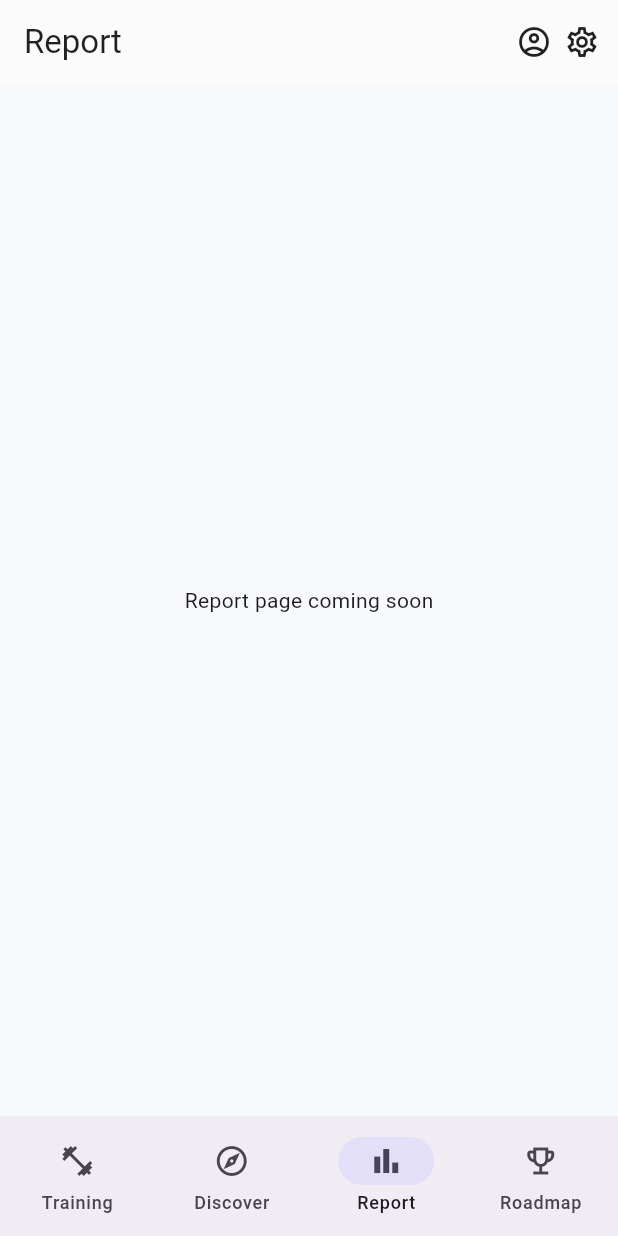
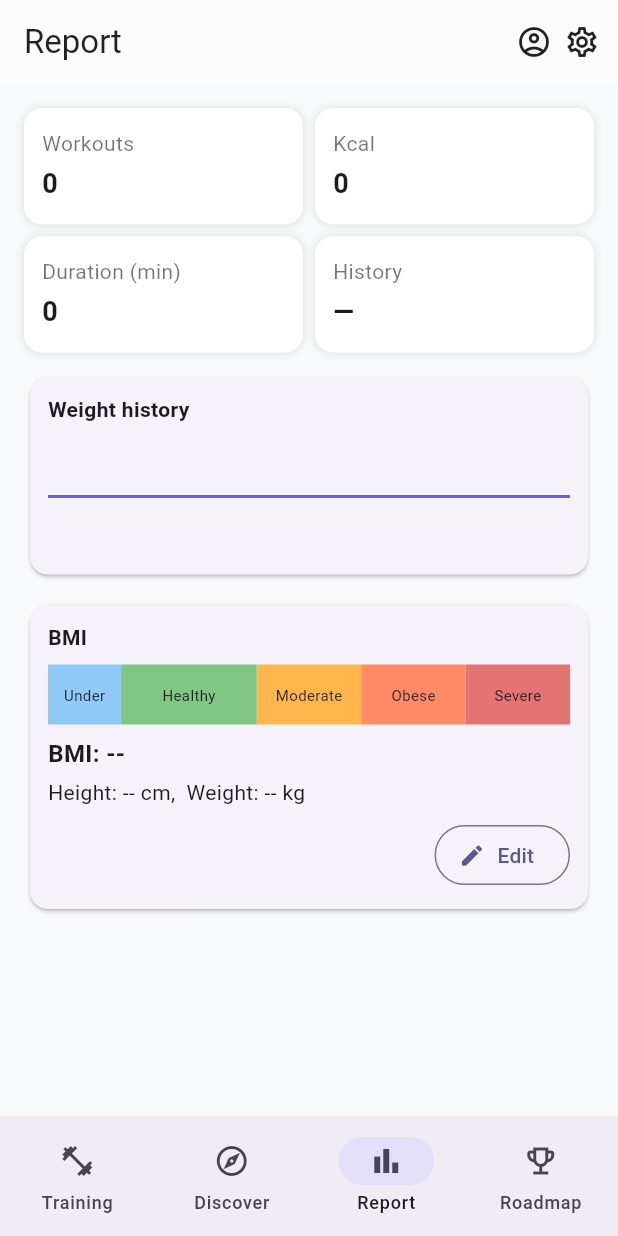
Before and after one commit to dharanikarthi/Talent-Track-Flutter, a Flutter app: the HomeShell screen opened directly, item 3 of the bottom bar chosen, on a phone screen of 412 x 824 dp. Run offline on Flutter 3.47's test engine with Material 3 defaults, Android fonts, the light colour scheme and no system bars; our stand-ins replace camera, flutter_riverpod, image_picker, video_player.

Commit message:
feat(report): Report screen with summary tiles, weight sparkline, accurate BMI scale (15-40), and edit flow requiring photo; seed weight history

```diff
--- /dev/null
+++ b/talent_track/lib/screens/report/report_screen.dart
@@ -0,0 +1,294 @@
+import 'package:flutter/material.dart';
+import 'package:flutter_riverpod/flutter_riverpod.dart';
+import 'package:image_picker/image_picker.dart';
+
+import '../../state/profile_provider.dart';
+import '../../state/weight_provider.dart';
+
+class ReportScreen extends ConsumerStatefulWidget {
+  const ReportScreen({super.key});
+  @override
+  ConsumerState<ReportScreen> createState() => _ReportScreenState();
+}
+
+class _ReportScreenState extends ConsumerState<ReportScreen> {
+  @override
+  void didChangeDependencies() {
+    super.didChangeDependencies();
+    final p = ref.read(profileProvider);
+    if (p?.weightKg != null) {
+      ref.read(weightHistoryProvider.notifier).seed(p!.weightKg!);
+    }
+  }
+
+  @override
+  Widget build(BuildContext context) {
+    final profile = ref.watch(profileProvider);
+    final weights = ref.watch(weightHistoryProvider);
+    final weightValues = weights.map((e) => e.kg).toList();
+    final weightKg = profile?.weightKg;
+    final heightCm = profile?.heightCm;
+    final bmi = (weightKg != null && heightCm != null && heightCm > 0)
+        ? (weightKg / ((heightCm / 100.0) * (heightCm / 100.0)))
+        : null;
+
+    return ListView(
+      padding: const EdgeInsets.all(16),
+      children: [
+        _SummaryTiles(),
+        const SizedBox(height: 12),
+        Card(
+          child: Padding(
+            padding: const EdgeInsets.all(12),
+            child: Column(
+              crossAxisAlignment: CrossAxisAlignment.start,
+              children: [
+                const Text('Weight history', style: TextStyle(fontWeight: FontWeight.w600)),
+                const SizedBox(height: 8),
+                SizedBox(height: 80, child: _Sparkline(values: weightValues)),
+              ],
+            ),
+          ),
+        ),
+        const SizedBox(height: 12),
+        Card(
+          child: Padding(
+            padding: const EdgeInsets.all(12),
+            child: Column(
+              crossAxisAlignment: CrossAxisAlignment.start,
+              children: [
+                const Text('BMI', style: TextStyle(fontWeight: FontWeight.w600)),
+                const SizedBox(height: 8),
+                const _BmiScale(),
+                const SizedBox(height: 8),
+                Text(
+                  bmi != null ? 'BMI: ${bmi.toStringAsFixed(1)}' : 'BMI: --',
+                  style: const TextStyle(fontSize: 16, fontWeight: FontWeight.w600),
+                ),
+                const SizedBox(height: 4),
+                Text('Height: ${heightCm?.toStringAsFixed(0) ?? '--'} cm,  Weight: ${weightKg?.toStringAsFixed(1) ?? '--'} kg'),
+                const SizedBox(height: 8),
+                Align(
+                  alignment: Alignment.centerRight,
+                  child: OutlinedButton.icon(
+                    onPressed: () => _openEdit(context),
+                    icon: const Icon(Icons.edit),
+                    label: const Text('Edit'),
+                  ),
+                )
+              ],
+            ),
+          ),
+        ),
+      ],
+    );
+  }
+
+  Future<void> _openEdit(BuildContext context) async {
+    await showModalBottomSheet(
+      context: context,
+      isScrollControlled: true,
+      builder: (_) => const _EditBodySheet(),
+    );
+    setState(() {});
+  }
+}
+
+class _SummaryTiles extends StatelessWidget {
+  @override
+  Widget build(BuildContext context) {
+    final tiles = [
+      ('Workouts', '0'),
+      ('Kcal', '0'),
+      ('Duration (min)', '0'),
+      ('History', '—'),
+    ];
+    return GridView.builder(
+      shrinkWrap: true,
+      physics: const NeverScrollableScrollPhysics(),
+      gridDelegate: const SliverGridDelegateWithFixedCrossAxisCount(crossAxisCount: 2, mainAxisSpacing: 8, crossAxisSpacing: 8, childAspectRatio: 2.4),
+      itemCount: tiles.length,
+      itemBuilder: (_, i) {
+        final t = tiles[i];
+        return Container(
+          decoration: BoxDecoration(
+            color: Colors.white,
+            borderRadius: BorderRadius.circular(12),
+            boxShadow: const [BoxShadow(color: Colors.black12, blurRadius: 4)],
+          ),
+          padding: const EdgeInsets.all(12),
+          child: Column(
+            crossAxisAlignment: CrossAxisAlignment.start,
+            mainAxisAlignment: MainAxisAlignment.center,
+            children: [
+              Text(t.$1, style: const TextStyle(color: Colors.black54)),
+              const SizedBox(height: 4),
+              Text(t.$2, style: const TextStyle(fontSize: 18, fontWeight: FontWeight.w700)),
+            ],
+          ),
+        );
+      },
+    );
+  }
+}
+
+class _Sparkline extends StatelessWidget {
+  final List<double> values;
+  const _Sparkline({required this.values});
+  @override
+  Widget build(BuildContext context) {
+    return CustomPaint(
+      painter: _SparkPainter(values: values),
+      child: Container(),
+    );
+  }
+}
+
+class _SparkPainter extends CustomPainter {
+  final List<double> values;
+  _SparkPainter({required this.values});
+
+  @override
+  void paint(Canvas canvas, Size size) {
+    final paintLine = Paint()
+      ..color = const Color(0xFF6C5CE7)
+      ..strokeWidth = 2
+      ..style = PaintingStyle.stroke;
+    final paintFill = Paint()
+      ..color = const Color(0x286C5CE7)
+      ..style = PaintingStyle.fill;
+
+    if (values.isEmpty) {
+      final p = Path()
+        ..moveTo(0, size.height / 2)
+        ..lineTo(size.width, size.height / 2);
+      canvas.drawPath(p, paintLine);
+      return;
+    }
+
+    final minV = values.reduce((a, b) => a < b ? a : b);
+    final maxV = values.reduce((a, b) => a > b ? a : b);
+    final span = (maxV - minV) == 0 ? 1 : (maxV - minV);
+    final dx = size.width / (values.length - 1).clamp(1, double.infinity);
+
+    final path = Path();
+    for (var i = 0; i < values.length; i++) {
+      final x = dx * i;
+      final y = size.height - ((values[i] - minV) / span) * size.height;
+      if (i == 0) {
+        path.moveTo(x, y);
+      } else {
+        path.lineTo(x, y);
+      }
+    }
+    // Fill under curve
+    final fill = Path.from(path)
+      ..lineTo(size.width, size.height)
+      ..lineTo(0, size.height)
+      ..close();
+    canvas.drawPath(fill, paintFill);
+    canvas.drawPath(path, paintLine);
+  }
+
+  @override
+  bool shouldRepaint(covariant _SparkPainter oldDelegate) => oldDelegate.values != values;
+}
+
+class _BmiScale extends StatelessWidget {
+  const _BmiScale();
+  @override
+  Widget build(BuildContext context) {
+    final bands = [
+      ('Under', 15.0, 18.5, Colors.blue[200]!),
+      ('Healthy', 18.5, 25.0, Colors.green[300]!),
+      ('Moderate', 25.0, 30.0, Colors.orange[300]!),
+      ('Obese', 30.0, 35.0, Colors.deepOrange[300]!),
+      ('Severe', 35.0, 40.0, Colors.red[300]!),
+    ];
+    return SizedBox(
+      height: 40,
+      child: Row(
+        children: bands.map((b) => Expanded(
+          flex: ((b.$3 - b.$2) * 10).toInt(),
+          child: Container(color: b.$4, alignment: Alignment.center, child: Text(b.$1, style: const TextStyle(fontSize: 10))),
+        )).toList(),
+      ),
+    );
+  }
+}
+
+class _EditBodySheet extends ConsumerStatefulWidget {
+  const _EditBodySheet();
+  @override
+  ConsumerState<_EditBodySheet> createState() => _EditBodySheetState();
+}
+
+class _EditBodySheetState extends ConsumerState<_EditBodySheet> {
+  final weightCtrl = TextEditingController();
+  final heightCtrl = TextEditingController();
+  String? photoPath;
+  final picker = ImagePicker();
+  String? error;
+
+  @override
+  void initState() {
+    super.initState();
+    final p = ref.read(profileProvider);
+    if (p?.weightKg != null) weightCtrl.text = p!.weightKg!.toStringAsFixed(1);
+    if (p?.heightCm != null) heightCtrl.text = p!.heightCm!.toStringAsFixed(0);
+  }
+
+  @override
+  Widget build(BuildContext context) {
+    return Padding(
+      padding: EdgeInsets.only(bottom: MediaQuery.of(context).viewInsets.bottom),
+      child: Padding(
+        padding: const EdgeInsets.all(16),
+        child: Column(
+          mainAxisSize: MainAxisSize.min,
+          crossAxisAlignment: CrossAxisAlignment.start,
+          children: [
+            const Text('Edit body stats', style: TextStyle(fontSize: 18, fontWeight: FontWeight.w600)),
+            const SizedBox(height: 12),
+            TextField(controller: weightCtrl, keyboardType: TextInputType.number, decoration: const InputDecoration(labelText: 'Weight (kg)')),
+            TextField(controller: heightCtrl, keyboardType: TextInputType.number, decoration: const InputDecoration(labelText: 'Height (cm)')),
+            const SizedBox(height: 8),
+            Row(children: [
+              ElevatedButton.icon(onPressed: _pickImage, icon: const Icon(Icons.photo), label: const Text('Upload full-body photo (required)')),
+              const SizedBox(width: 8),
+              if (photoPath != null) const Icon(Icons.check_circle, color: Colors.green),
+            ]),
+            if (error != null) Padding(padding: const EdgeInsets.only(top: 8), child: Text(error!, style: const TextStyle(color: Colors.red))),
+            const SizedBox(height: 12),
+            SizedBox(
+              width: double.infinity,
+              child: FilledButton(onPressed: _save, child: const Text('Save')),
+            )
+          ],
+        ),
+      ),
+    );
+  }
+
+  Future<void> _pickImage() async {
+    final x = await picker.pickImage(source: ImageSource.gallery);
+    setState(()=> photoPath = x?.path);
+  }
+
+  void _save() {
+    final w = double.tryParse(weightCtrl.text);
+    final h = double.tryParse(heightCtrl.text);
+    if (photoPath == null) {
+      setState(()=> error = 'Photo is required to update weight/height.');
+      return;
+    }
+    if (w == null || h == null) {
+      setState(()=> error = 'Enter valid weight and height.');
+      return;
+    }
+    // Update profile and weight history
+    ref.read(profileProvider.notifier).update((p) => p.copyWith(weightKg: w, heightCm: h, fullBodyPhotoPath: photoPath));
+    ref.read(weightHistoryProvider.notifier).addEntry(w);
+    Navigator.of(context).pop();
+  }
+}
--- a/talent_track/lib/screens/shell/home_shell.dart
+++ b/talent_track/lib/screens/shell/home_shell.dart
@@ -5,6 +5,7 @@ import '../../state/profile_provider.dart';
 import '../training/training_screen.dart';
 import '../discover/discover_screen.dart';
 import '../roadmap/roadmap_screen.dart';
+import '../report/report_screen.dart';
 
 class HomeShell extends ConsumerStatefulWidget {
   const HomeShell({super.key});
@@ -33,7 +34,7 @@ class _HomeShellState extends ConsumerState<HomeShell> {
         children: const [
           TrainingScreen(),
           DiscoverScreen(),
-          Center(child: Text('Report page coming soon')),
+          ReportScreen(),
           RoadmapScreen(),
         ],
       ),
```
Also changed, not shown: talent_track/lib/state/weight_provider.dart (added, +27 -0 lines).
